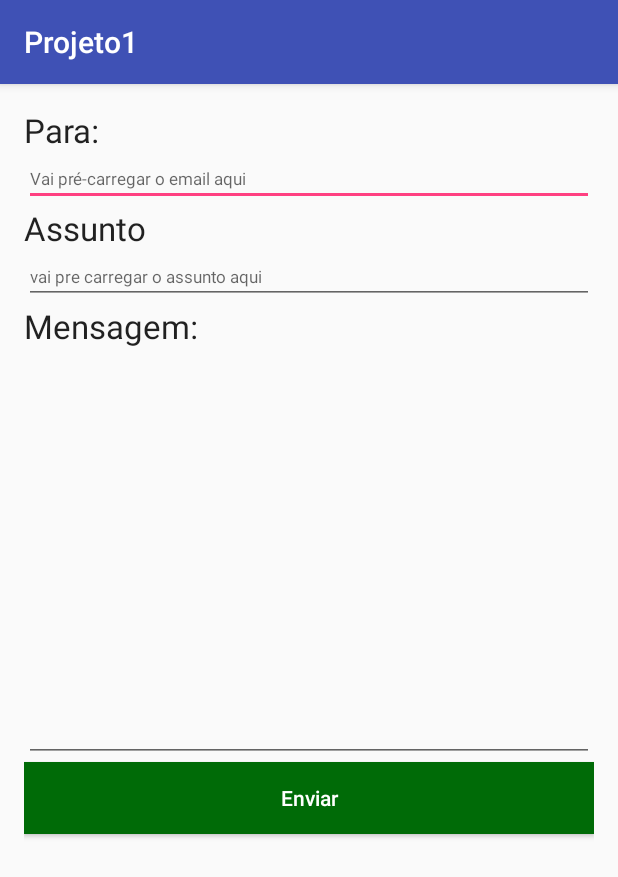
After one commit to HASLM-APPs/ProjetoManhattan, an Android app: the SendMail screen opened directly, with no data from a screen before it, on a phone screen of 412 x 824 dp. The commit adds this screen. Shown: the top 877 px of the screen. Run offline under Robolectric (Android 15) with nearby library versions, the phone set to English and light mode, and no system bars.

Commit message:
Activity nova

```diff
--- a/app/build.gradle
+++ b/app/build.gradle
@@ -24,7 +24,7 @@ android {
 
 dependencies {
     implementation fileTree(dir: 'libs', include: ['*.jar'])
-    implementation"org.jetbrains.kotlin:kotlin-stdlib-jdk7:$kotlin_version"
+    implementation "org.jetbrains.kotlin:kotlin-stdlib-jdk7:$kotlin_version"
     implementation 'com.android.support:appcompat-v7:28.0.0'
     implementation 'com.android.support.constraint:constraint-layout:1.1.3'
     testImplementation 'junit:junit:4.12'
--- a/app/src/main/AndroidManifest.xml
+++ b/app/src/main/AndroidManifest.xml
@@ -16,6 +16,7 @@
                 <category android:name="android.intent.category.LAUNCHER" />
             </intent-filter>
         </activity>
+        <activity android:name=".SendMail"></activity>
     </application>
 
 </manifest>
--- a/app/src/main/java/com/haslm_apps/projeto1/MainActivity.kt
+++ b/app/src/main/java/com/haslm_apps/projeto1/MainActivity.kt
@@ -1,12 +1,23 @@
 package com.haslm_apps.projeto1
 
+import android.content.Intent
 import android.support.v7.app.AppCompatActivity
 import android.os.Bundle
+import android.view.View
+import kotlinx.android.synthetic.main.activity_main.*
 
 class MainActivity : AppCompatActivity() {
 
     override fun onCreate(savedInstanceState: Bundle?) {
         super.onCreate(savedInstanceState)
         setContentView(R.layout.activity_main)
+
+        sendMailPage.setOnClickListener {
+            val intent = Intent(this, SendMail::class.java)
+            startActivity(intent)
+        }
     }
+
+
+
 }
--- /dev/null
+++ b/app/src/main/java/com/haslm_apps/projeto1/SendMail.kt
@@ -0,0 +1,12 @@
+package com.haslm_apps.projeto1
+
+import android.support.v7.app.AppCompatActivity
+import android.os.Bundle
+
+class SendMail : AppCompatActivity() {
+
+    override fun onCreate(savedInstanceState: Bundle?) {
+        super.onCreate(savedInstanceState)
+        setContentView(R.layout.activity_send_mail)
+    }
+}
--- a/app/src/main/res/layout/activity_main.xml
+++ b/app/src/main/res/layout/activity_main.xml
@@ -8,11 +8,15 @@
     <TextView
         android:layout_width="wrap_content"
         android:layout_height="wrap_content"
-        android:text="Hello World!"
         android:layout_alignParentBottom="true"
         android:layout_marginLeft="16dp"
-        android:layout_marginBottom="16dp"/>
+        android:layout_marginBottom="16dp"
+        android:text="Hello World!" />
 
-
+    <Button
+        android:id="@+id/sendMailPage"
+        android:layout_width="match_parent"
+        android:layout_height="wrap_content"
+        android:text="Carrega activity send mail" />
 
 </RelativeLayout>
--- /dev/null
+++ b/app/src/main/res/layout/activity_send_mail.xml
@@ -0,0 +1,61 @@
+<?xml version="1.0" encoding="utf-8"?>
+<LinearLayout xmlns:android="http://schemas.android.com/apk/res/android"
+    xmlns:tools="http://schemas.android.com/tools"
+    android:layout_width="match_parent"
+    android:layout_height="match_parent"
+    android:layout_marginLeft="16dp"
+    android:layout_marginTop="16dp"
+    android:layout_marginRight="16dp"
+    android:layout_marginBottom="16dp"
+    android:orientation="vertical"
+    tools:context=".SendMail">
+
+    <TextView
+        android:layout_width="wrap_content"
+        android:layout_height="wrap_content"
+        android:text="Para:"
+        android:textAppearance="@style/TextAppearance.AppCompat.Large"/>
+
+    <EditText
+        android:id="@+id/carrega_email"
+        android:layout_width="match_parent"
+        android:layout_height="wrap_content"
+        android:hint="Vai pré-carregar o email aqui"
+        android:textSize="11sp" />
+
+    <TextView
+        android:layout_width="wrap_content"
+        android:layout_height="wrap_content"
+        android:text="Assunto"
+        android:textAppearance="@style/TextAppearance.AppCompat.Large"/>/>
+
+
+    <EditText
+        android:id="@+id/carrega_assunto"
+        android:layout_width="match_parent"
+        android:layout_height="wrap_content"
+        android:hint="vai pre carregar o assunto aqui"
+        android:textSize="11sp" />
+
+    <TextView
+        android:layout_width="wrap_content"
+        android:layout_height="wrap_content"
+        android:text="Mensagem:"
+        android:textAppearance="@style/TextAppearance.AppCompat.Large"/>/>
+
+    <EditText
+        android:layout_width="match_parent"
+        android:layout_height="wrap_content"
+        android:textSize="11sp"
+        android:lines="19"/>
+
+    <Button
+        android:layout_width="match_parent"
+        android:layout_height="wrap_content"
+        android:text="Enviar"
+        android:textColor="#ffffff"
+        android:background="#006b07"
+        android:textAllCaps="false" />
+
+
+</LinearLayout>
```
